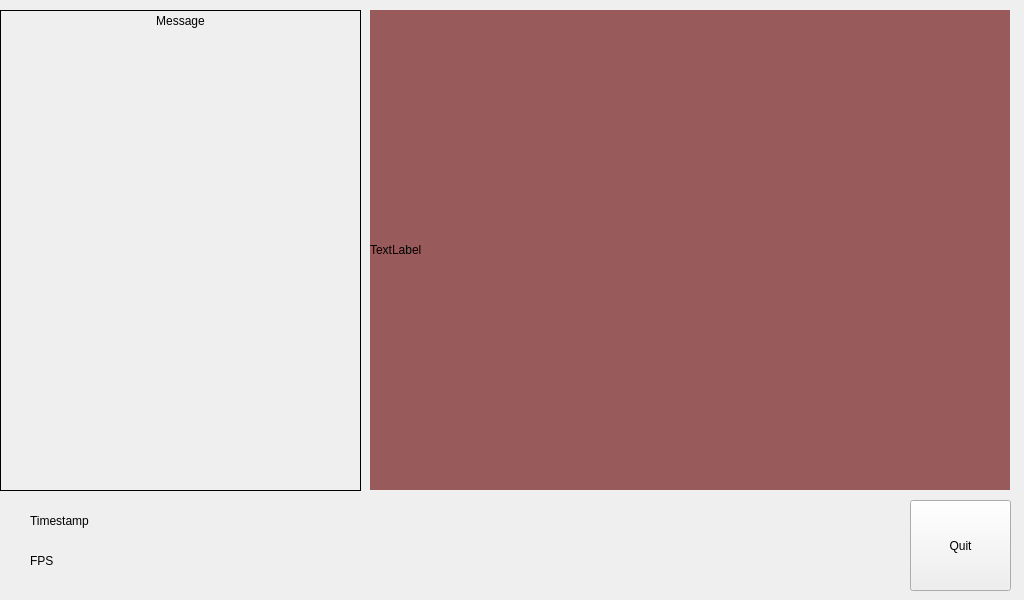
Before: the Qt Designer form eyetrackerwindow.ui in EBXFS15/EyeTrackerQt, drawn with Qt 5.
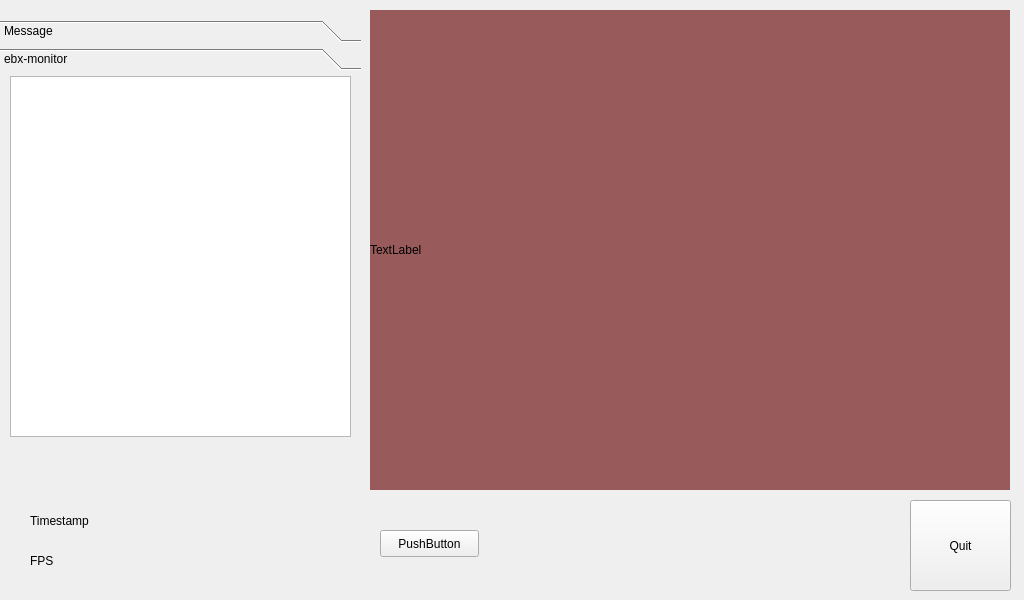
After: the same form once the commit is applied.

Commit message: Added the ebxMonitor read out. Optimization to avoid freezing the picture to be discussed. The timestamp matching is not possible with the current double typed timestamp. I would be happy to provide a proposal but the problem is  that by now I was not able to read the correct time. Will work on that one asap. Have to go. I'll be back asap... Have fun...

What changed in the file:
```diff
--- a/eyetrackerwindow.ui
+++ b/eyetrackerwindow.ui
@@ -68,25 +68,6 @@
      <string>Timestamp</string>
     </property>
    </widget>
-   <widget class="QLabel" name="label_message">
-    <property name="geometry">
-     <rect>
-      <x>0</x>
-      <y>10</y>
-      <width>361</width>
-      <height>481</height>
-     </rect>
-    </property>
-    <property name="frameShape">
-     <enum>QFrame::Box</enum>
-    </property>
-    <property name="text">
-     <string>Message</string>
-    </property>
-    <property name="alignment">
-     <set>Qt::AlignHCenter|Qt::AlignTop</set>
-    </property>
-   </widget>
    <widget class="QLabel" name="label_fps">
     <property name="geometry">
      <rect>
@@ -100,6 +81,90 @@
      <string>FPS</string>
     </property>
    </widget>
+   <widget class="QToolBox" name="toolBox">
+    <property name="geometry">
+     <rect>
+      <x>0</x>
+      <y>20</y>
+      <width>361</width>
+      <height>471</height>
+     </rect>
+    </property>
+    <property name="currentIndex">
+     <number>1</number>
+    </property>
+    <property name="tabSpacing">
+     <number>6</number>
+    </property>
+    <widget class="QWidget" name="page">
+     <property name="geometry">
+      <rect>
+       <x>0</x>
+       <y>0</y>
+       <width>361</width>
+       <height>409</height>
+      </rect>
+     </property>
+     <attribute name="label">
+      <string>Message</string>
+     </attribute>
+     <widget class="QLabel" name="label_message">
+      <property name="geometry">
+       <rect>
+        <x>10</x>
+        <y>0</y>
+        <width>331</width>
+        <height>361</height>
+       </rect>
+      </property>
+      <property name="frameShape">
+       <enum>QFrame::Box</enum>
+      </property>
+      <property name="text">
+       <string>Message</string>
+      </property>
+      <property name="alignment">
+       <set>Qt::AlignHCenter|Qt::AlignTop</set>
+      </property>
+     </widget>
+    </widget>
+    <widget class="QWidget" name="page_2">
+     <property name="geometry">
+      <rect>
+       <x>0</x>
+       <y>0</y>
+       <width>361</width>
+       <height>409</height>
+      </rect>
+     </property>
+     <attribute name="label">
+      <string>ebx-monitor</string>
+     </attribute>
+     <widget class="QTreeView" name="ebxMonitorTree">
+      <property name="geometry">
+       <rect>
+        <x>10</x>
+        <y>0</y>
+        <width>341</width>
+        <height>361</height>
+       </rect>
+      </property>
+     </widget>
+    </widget>
+   </widget>
+   <widget class="QPushButton" name="pushButton">
+    <property name="geometry">
+     <rect>
+      <x>380</x>
+      <y>530</y>
+      <width>99</width>
+      <height>27</height>
+     </rect>
+    </property>
+    <property name="text">
+     <string>PushButton</string>
+    </property>
+   </widget>
   </widget>
  </widget>
  <layoutdefault spacing="6" margin="11"/>
```
The commit also changes 4 other files.
